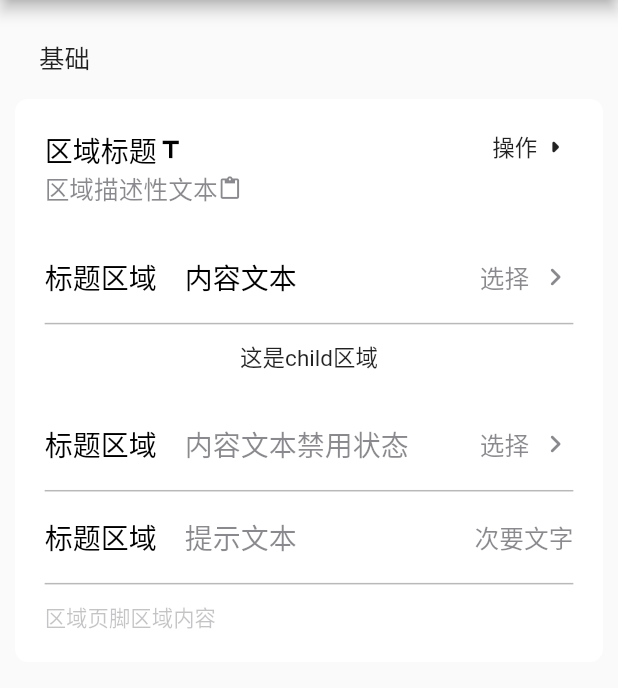
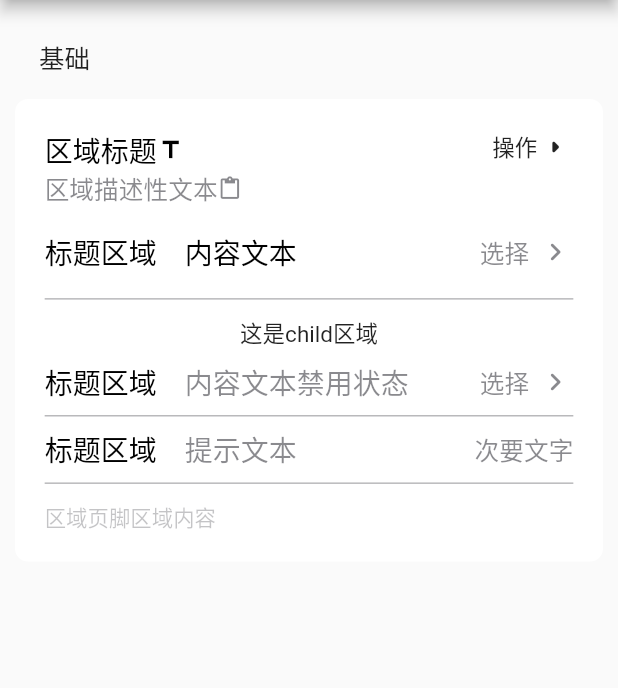
Before and after one commit to leohsun/leoui, a Flutter app: the FieldPage screen opened by its route, on a phone screen of 412 x 824 dp, the part 84-772 px from its top. Run offline on Flutter 3.47's test engine with Material 2 defaults, Android fonts, the phone set to English and light mode, and no system bars; missing offline and left inert: rational.

```diff
--- a/example/lib/main.dart
+++ b/example/lib/main.dart
@@ -21,7 +21,7 @@ class MyApp extends StatelessWidget {
           theme: ThemeData(
             primarySwatch: Colors.blue,
           ),
-          initialRoute: 'indexes',
+          initialRoute: 'inputItem',
           localizationsDelegates: [
             GlobalMaterialLocalizations.delegate,
             GlobalWidgetsLocalizations.delegate,
--- a/lib/feedback/index.dart
+++ b/lib/feedback/index.dart
@@ -26,7 +26,5 @@ class LeoFeedback {
 
   static BuildContext? currentContext;
 
-  static GlobalKey? uniqueGlobalStateKey;
-
   static Modal? loadingModal;
 }
--- a/lib/ui/packages/field/field.dart
+++ b/lib/ui/packages/field/field.dart
@@ -339,8 +339,9 @@ class FieldItem extends StatelessWidget implements ListItem {
 
       _colChildren.add(child!);
 
-      return Padding(
-        padding: EdgeInsets.symmetric(vertical: sz(verticalPadding ?? 15)),
+      return Container(
+        padding: EdgeInsets.symmetric(vertical: sz(verticalPadding ?? 0)),
+        constraints: BoxConstraints(minHeight: sz(LeoSize.itemExtent)),
         child: Column(
           mainAxisSize: MainAxisSize.min,
           children: _colChildren,
@@ -350,8 +351,9 @@ class FieldItem extends StatelessWidget implements ListItem {
       return buildButtonWidget(
         splashColor: theme.fillPrimaryColor,
         onPress: disabled == true ? null : onTap,
-        child: Padding(
-          padding: EdgeInsets.symmetric(vertical: sz(verticalPadding ?? 15)),
+        child: Container(
+          padding: EdgeInsets.symmetric(vertical: sz(verticalPadding ?? 0)),
+          constraints: BoxConstraints(minHeight: sz(LeoSize.itemExtent)),
           child: Row(
             mainAxisAlignment: MainAxisAlignment.spaceBetween,
             mainAxisSize: MainAxisSize.max,
```
Also changed, not shown: lib/ui/packages/inputItem/inputItem.dart (+33 -19 lines).
